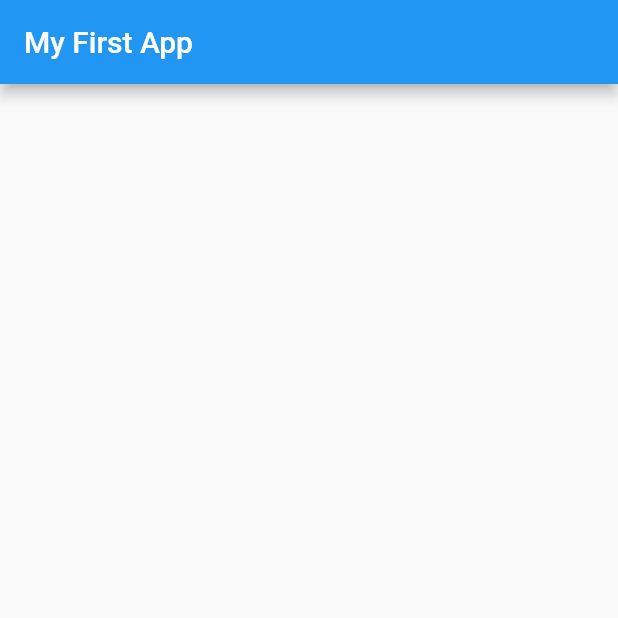
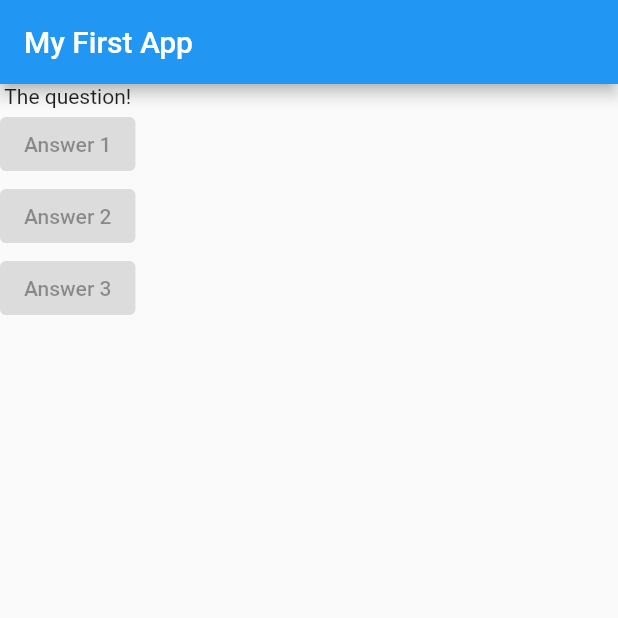
Before and after one commit to Bill-Yuyi/quiz_app, a Flutter app: the screen it shows after launch, on a phone screen of 412 x 824 dp, the top half of it. Run offline on Flutter 3.47's test engine with Material 2 defaults, Android fonts, the phone set to English and light mode, and no system bars.

Commit message:
some easy function

```diff
--- a/lib/main.dart
+++ b/lib/main.dart
@@ -7,10 +7,22 @@ void main() {
 class MyApp extends StatelessWidget {
   @override
   Widget build(BuildContext context) {
+    var question = [
+      'What\'s your favorite color?',
+      'What\'s your favorite animal?'
+    ];
     return MaterialApp(
-      home: Scaffold(
-        appBar: AppBar(title: Text('My First App')),
-      ),
-    );
+        home: Scaffold(
+      appBar: AppBar(title: Text('My First App')),
+      body: Column(children: [
+        Text('The question!'),
+        ElevatedButton(
+          onPressed: null,
+          child: Text('Answer 1'),
+        ),
+        ElevatedButton(onPressed: null, child: Text('Answer 2')),
+        ElevatedButton(onPressed: null, child: Text('Answer 3'))
+      ]),
+    ));
   }
 }
```
